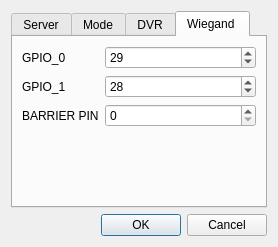
Above: RpiClient/SettingsDialog.ui from Baxulio/ParkingAS before the change. Below: the same form after it.
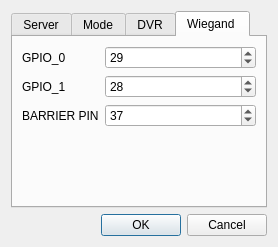
That is the form after the change. The open tabs and pages were chosen to show the change.

What changed in the file:
```diff
--- a/RpiClient/SettingsDialog.ui
+++ b/RpiClient/SettingsDialog.ui
@@ -401,7 +401,7 @@
           <number>1</number>
          </property>
          <property name="value">
-          <number>0</number>
+          <number>37</number>
          </property>
         </widget>
        </item>
```
Left out of the diff: 2 changed lines with no effect on the pictures.
